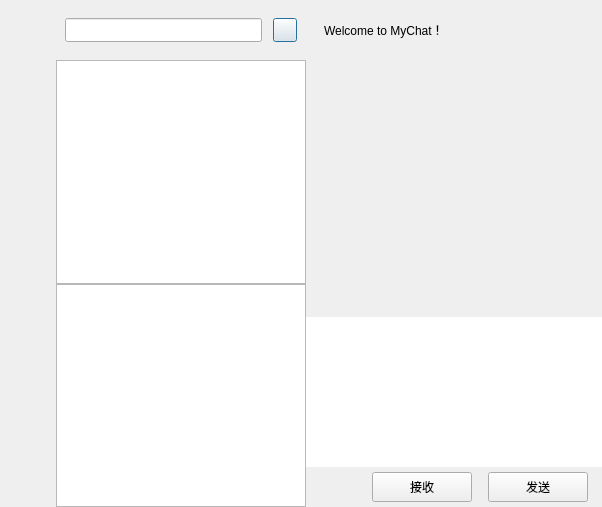
The window that Client/Client/chatdialog.ui (R-Poju/MyChat) describes before a commit, drawn with Qt 5.
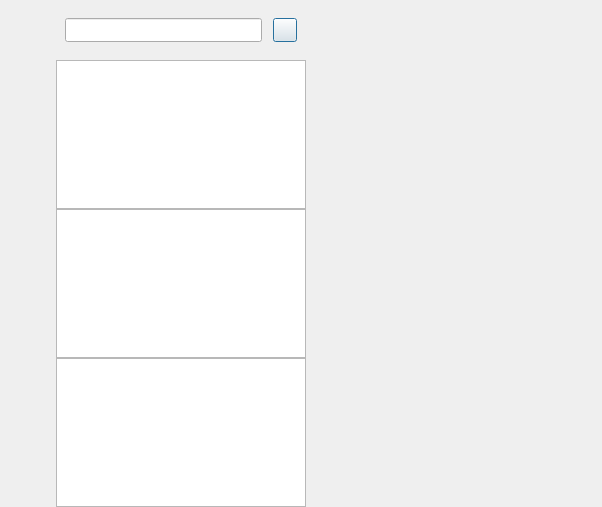
The same window after the commit. The open tabs and pages were chosen to show the change. Custom widgets are drawn as their Qt base class.

The edit to the form file:
```diff
--- a/Client/Client/chatdialog.ui
+++ b/Client/Client/chatdialog.ui
@@ -304,301 +304,43 @@
         </property>
        </widget>
       </item>
+      <item>
+       <widget class="ContactUserList" name="con_user_list"/>
+      </item>
      </layout>
     </widget>
    </item>
    <item>
-    <widget class="QWidget" name="chat_data_wid" native="true">
-     <layout class="QVBoxLayout" name="verticalLayout_2">
-      <property name="spacing">
-       <number>0</number>
-      </property>
-      <property name="leftMargin">
-       <number>0</number>
-      </property>
-      <property name="topMargin">
-       <number>0</number>
-      </property>
-      <property name="rightMargin">
-       <number>0</number>
-      </property>
-      <property name="bottomMargin">
-       <number>0</number>
-      </property>
-      <item>
-       <widget class="QWidget" name="title_wid" native="true">
-        <property name="minimumSize">
-         <size>
-          <width>0</width>
-          <height>60</height>
-         </size>
-        </property>
-        <property name="maximumSize">
-         <size>
-          <width>16777215</width>
-          <height>60</height>
-         </size>
-        </property>
-        <layout class="QVBoxLayout" name="verticalLayout_3">
-         <item>
-          <widget class="QWidget" name="widget" native="true">
-           <layout class="QHBoxLayout" name="horizontalLayout_3">
-            <item>
-             <widget class="QLabel" name="title_lb">
-              <property name="text">
-               <string>Welcome to MyChat！</string>
-              </property>
-             </widget>
-            </item>
-           </layout>
-          </widget>
-         </item>
-        </layout>
-       </widget>
-      </item>
-      <item>
-       <widget class="ChatView" name="chat_data_list" native="true"/>
-      </item>
-      <item>
-       <widget class="QWidget" name="tool_wid" native="true">
-        <property name="minimumSize">
-         <size>
-          <width>0</width>
-          <height>40</height>
-         </size>
-        </property>
-        <property name="maximumSize">
-         <size>
-          <width>16777215</width>
-          <height>40</height>
-         </size>
-        </property>
-        <layout class="QHBoxLayout" name="horizontalLayout_5">
-         <property name="leftMargin">
-          <number>2</number>
-         </property>
-         <property name="topMargin">
-          <number>2</number>
-         </property>
-         <property name="rightMargin">
-          <number>2</number>
-         </property>
-         <property name="bottomMargin">
-          <number>2</number>
-         </property>
-         <item>
-          <spacer name="horizontalSpacer_7">
-           <property name="orientation">
-            <enum>Qt::Horizontal</enum>
-           </property>
-           <property name="sizeType">
-            <enum>QSizePolicy::Fixed</enum>
-           </property>
-           <property name="sizeHint" stdset="0">
-            <size>
-             <width>5</width>
-             <height>20</height>
-            </size>
-           </property>
-          </spacer>
-         </item>
-         <item>
-          <widget class="ClickedLabel" name="emo_lb">
-           <property name="minimumSize">
-            <size>
-             <width>25</width>
-             <height>25</height>
-            </size>
-           </property>
-           <property name="maximumSize">
-            <size>
-             <width>25</width>
-             <height>25</height>
-            </size>
-           </property>
-           <property name="text">
-            <string/>
-           </property>
-          </widget>
-         </item>
-         <item>
-          <spacer name="horizontalSpacer_6">
-           <property name="orientation">
-            <enum>Qt::Horizontal</enum>
-           </property>
-           <property name="sizeType">
-            <enum>QSizePolicy::Fixed</enum>
-           </property>
-           <property name="sizeHint" stdset="0">
-            <size>
-             <width>5</width>
-             <height>20</height>
-            </size>
-           </property>
-          </spacer>
-         </item>
-         <item>
-          <widget class="ClickedLabel" name="file_lb">
-           <property name="minimumSize">
-            <size>
-             <width>30</width>
-             <height>30</height>
-            </size>
-           </property>
-           <property name="maximumSize">
-            <size>
-             <width>30</width>
-             <height>30</height>
-            </size>
-           </property>
-           <property name="text">
-            <string/>
-           </property>
-          </widget>
-         </item>
-         <item>
-          <spacer name="horizontalSpacer_5">
-           <property name="orientation">
-            <enum>Qt::Horizontal</enum>
-           </property>
-           <property name="sizeHint" stdset="0">
-            <size>
-             <width>40</width>
-             <height>20</height>
-            </size>
-           </property>
-          </spacer>
-         </item>
-        </layout>
-       </widget>
-      </item>
-      <item>
-       <widget class="MessageTextEdit" name="chatEdit">
-        <property name="minimumSize">
-         <size>
-          <width>0</width>
-          <height>150</height>
-         </size>
-        </property>
-        <property name="maximumSize">
-         <size>
-          <width>16777215</width>
-          <height>150</height>
-         </size>
-        </property>
-        <property name="frameShape">
-         <enum>QFrame::NoFrame</enum>
-        </property>
-       </widget>
-      </item>
-      <item>
-       <widget class="QWidget" name="send_wid" native="true">
-        <property name="minimumSize">
-         <size>
-          <width>0</width>
-          <height>40</height>
-         </size>
-        </property>
-        <property name="maximumSize">
-         <size>
-          <width>16777215</width>
-          <height>40</height>
-         </size>
-        </property>
-        <layout class="QHBoxLayout" name="horizontalLayout_4">
-         <property name="topMargin">
-          <number>2</number>
-         </property>
-         <property name="bottomMargin">
-          <number>2</number>
-         </property>
-         <item>
-          <spacer name="horizontalSpacer_2">
-           <property name="orientation">
-            <enum>Qt::Horizontal</enum>
-           </property>
-           <property name="sizeHint" stdset="0">
-            <size>
-             <width>36</width>
-             <height>20</height>
-            </size>
-           </property>
-          </spacer>
-         </item>
-         <item>
-          <widget class="ClickedBtn" name="receive_btn">
-           <property name="minimumSize">
-            <size>
-             <width>100</width>
-             <height>30</height>
-            </size>
-           </property>
-           <property name="maximumSize">
-            <size>
-             <width>100</width>
-             <height>30</height>
-            </size>
-           </property>
-           <property name="text">
-            <string>接收</string>
-           </property>
-          </widget>
-         </item>
-         <item>
-          <spacer name="horizontalSpacer_3">
-           <property name="orientation">
-            <enum>Qt::Horizontal</enum>
-           </property>
-           <property name="sizeType">
-            <enum>QSizePolicy::Fixed</enum>
-           </property>
-           <property name="sizeHint" stdset="0">
-            <size>
-             <width>10</width>
-             <height>20</height>
-            </size>
-           </property>
-          </spacer>
-         </item>
-         <item>
-          <widget class="ClickedBtn" name="send_btn">
-           <property name="minimumSize">
-            <size>
-             <width>100</width>
-             <height>30</height>
-            </size>
-           </property>
-           <property name="maximumSize">
-            <size>
-             <width>100</width>
-             <height>30</height>
-            </size>
-           </property>
-           <property name="text">
-            <string>发送</string>
-           </property>
-          </widget>
-         </item>
-         <item>
-          <spacer name="horizontalSpacer_4">
-           <property name="orientation">
-            <enum>Qt::Horizontal</enum>
-           </property>
-           <property name="sizeType">
-            <enum>QSizePolicy::Fixed</enum>
-           </property>
-           <property name="sizeHint" stdset="0">
-            <size>
-             <width>5</width>
-             <height>20</height>
-            </size>
-           </property>
-          </spacer>
-         </item>
-        </layout>
-       </widget>
-      </item>
-     </layout>
+    <widget class="QStackedWidget" name="stackedWidget">
+     <property name="minimumSize">
+      <size>
+       <width>50</width>
+       <height>0</height>
+      </size>
+     </property>
+     <property name="currentIndex">
+      <number>0</number>
+     </property>
+     <widget class="ChatPage" name="chat_page"/>
+     <widget class="ApplyFriendPage" name="friend_apply_page">
+      <layout class="QVBoxLayout" name="verticalLayout_6">
+       <property name="spacing">
+        <number>0</number>
+       </property>
+       <property name="leftMargin">
+        <number>0</number>
+       </property>
+       <property name="topMargin">
+        <number>0</number>
+       </property>
+       <property name="rightMargin">
+        <number>0</number>
+       </property>
+       <property name="bottomMargin">
+        <number>0</number>
+       </property>
+      </layout>
+     </widget>
     </widget>
    </item>
   </layout>
@@ -609,11 +351,6 @@
    <extends>QLineEdit</extends>
    <header>customizeedit.h</header>
   </customwidget>
-  <customwidget>
-   <class>ClickedLabel</class>
-   <extends>QLabel</extends>
-   <header>clickedlabel.h</header>
-  </customwidget>
   <customwidget>
    <class>ClickedBtn</class>
    <extends>QPushButton</extends>
@@ -624,17 +361,6 @@
    <extends>QListWidget</extends>
    <header>chatuserlist.h</header>
   </customwidget>
-  <customwidget>
-   <class>MessageTextEdit</class>
-   <extends>QTextEdit</extends>
-   <header>MessageTextEdit.h</header>
-  </customwidget>
-  <customwidget>
-   <class>ChatView</class>
-   <extends>QWidget</extends>
-   <header>chatview.h</header>
-   <container>1</container>
-  </customwidget>
   <customwidget>
    <class>StateLabel</class>
    <extends>QLabel</extends>
@@ -645,6 +371,23 @@
    <extends>QListWidget</extends>
    <header>searchlist.h</header>
   </customwidget>
+  <customwidget>
+   <class>ContactUserList</class>
+   <extends>QListWidget</extends>
+   <header location="global">contactuserlist.h</header>
+  </customwidget>
+  <customwidget>
+   <class>ApplyFriendPage</class>
+   <extends>QWidget</extends>
+   <header location="global">applyfriendpage.h</header>
+   <container>1</container>
+  </customwidget>
+  <customwidget>
+   <class>ChatPage</class>
+   <extends>QWidget</extends>
+   <header location="global">chatpage.h</header>
+   <container>1</container>
+  </customwidget>
  </customwidgets>
  <resources/>
  <connections/>
```
